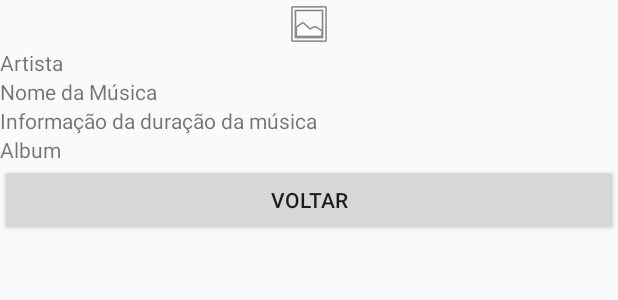
After one commit to InfnetDAPB2020T1/PB-WLTA, an Android app: the layout dialog_musica_api.xml on its own in the app's theme, with its tools: preview values and no code run, on a phone screen of 412 x 824 dp. The commit adds this screen. Shown: the top 300 px of the screen. Run offline under Robolectric (Android 15) with nearby library versions, the phone set to English and light mode, and no system bars.

Commit message:
Adicionado o alertDialog, para mostrar as informações da API.

```diff
--- a/app/src/main/java/com/projeto/pb_android_radion/adapter/ListaMusicaAdapter.kt
+++ b/app/src/main/java/com/projeto/pb_android_radion/adapter/ListaMusicaAdapter.kt
@@ -1,5 +1,6 @@
 package com.projeto.pb_android_radion.adapter
 
+import android.content.Context
 import android.view.LayoutInflater
 import android.view.View
 import android.view.ViewGroup
@@ -8,7 +9,7 @@ import com.projeto.pb_android_radion.R
 import com.projeto.pb_android_radion.model.Musica
 import kotlinx.android.synthetic.main.lista_musica.view.*
 
-class ListaMusicaAdapter(val musica:List<Musica>
+class ListaMusicaAdapter(val musica:List<Musica>, val callback:(Musica, Context) -> Unit
 
 )
 :RecyclerView.Adapter<ListaMusicaAdapter.MusicaViewHolder>() {
@@ -32,6 +33,10 @@ class ListaMusicaAdapter(val musica:List<Musica>
             MusicaViewHolder(
                 view
             )
+        musicaViewHolder.itemView.setOnClickListener {
+            val musica = musica[musicaViewHolder.adapterPosition]
+            callback(musica, parent.context)
+        }
        /* musicaViewHolder.itemView.setOnClickListener{
             val musica = musica[musicaViewHolder.adapterPosition]
 
--- a/app/src/main/java/com/projeto/pb_android_radion/viewModel/MusicaViewModel.kt
+++ b/app/src/main/java/com/projeto/pb_android_radion/viewModel/MusicaViewModel.kt
@@ -1,6 +1,8 @@
 package com.projeto.pb_android_radion.viewModel
 
+import android.app.AlertDialog
 import android.content.Context
+import android.view.LayoutInflater
 import android.widget.Toast
 import androidx.lifecycle.ViewModel
 import androidx.recyclerview.widget.LinearLayoutManager
@@ -10,6 +12,8 @@ import com.projeto.pb_android_radion.model.Musica
 import com.google.firebase.firestore.FirebaseFirestore
 import com.google.firebase.storage.FirebaseStorage
 import com.google.firebase.storage.StorageReference
+import com.projeto.pb_android_radion.R
+import kotlinx.android.synthetic.main.dialog_musica_api.view.*
 import java.io.File
 
 class MusicaViewModel :  ViewModel() {
@@ -42,7 +46,7 @@ class MusicaViewModel :  ViewModel() {
                 val musicas = it.toObjects(Musica::class.java)
 //                Toast.makeText(context, musicas.size, Toast.LENGTH_LONG).show()
                 //alimentando a recycle
-                recycleView.adapter = ListaMusicaAdapter(musicas)
+                recycleView.adapter = ListaMusicaAdapter(musicas, this::callbacListaMusicas)
                 recycleView.layoutManager = LinearLayoutManager(context)
 
             }else{
@@ -55,4 +59,29 @@ class MusicaViewModel :  ViewModel() {
         }
     }
 
+    fun callbacListaMusicas(musica: Musica, context: Context){
+        val myDialogView = LayoutInflater.from(context).inflate(R.layout.dialog_musica_api, null)
+        val myBuilder = AlertDialog.Builder(context)
+            .setView(myDialogView)
+            .setTitle("Informações Detalhadas")
+
+        val myAlertDialog = myBuilder.show()
+        //Aqui vc chama o método de busca da API passando o nome da musica e o artista
+        //Essa informação veio quando o usuário clicou em cima da musica lá na recyclerView
+        //metodoBuscaAPI(musica.artista,musica.nomeMusica)
+        //Depois preenche os textViews do AlertDialog
+
+        myDialogView.textViewArtista.setText(musica.artista.toString())
+        myDialogView.textViewMusica.setText(musica.nomeMusica.toString())
+        myDialogView.textViewTempoTotal.setText("Exemplo de Duração da Música vindo da API")
+        myDialogView.textViewAlbum.setText("Exemplo de Album vindo da API")
+
+        myDialogView.btnVoltar.setOnClickListener {
+            //Botão para fechar o dialog, pode ser um daqueles floatbutton com um x em lá em cima
+            myAlertDialog.dismiss()
+        }
+
+
+    }
+
 }
--- /dev/null
+++ b/app/src/main/res/layout/dialog_musica_api.xml
@@ -0,0 +1,58 @@
+<?xml version="1.0" encoding="utf-8"?>
+<androidx.constraintlayout.widget.ConstraintLayout
+    xmlns:android="http://schemas.android.com/apk/res/android"
+    xmlns:app="http://schemas.android.com/apk/res-auto"
+    android:layout_width="match_parent"
+    android:layout_height="match_parent">
+
+    <ScrollView
+        android:layout_width="match_parent"
+        android:layout_height="match_parent"
+        app:layout_constraintBottom_toBottomOf="parent"
+        app:layout_constraintEnd_toEndOf="parent"
+        app:layout_constraintStart_toStartOf="parent"
+        app:layout_constraintTop_toTopOf="parent">
+
+        <LinearLayout
+            android:layout_width="match_parent"
+            android:layout_height="wrap_content"
+            android:orientation="vertical" >
+
+            <ImageView
+                android:id="@+id/imgViewFotoAlbum"
+                android:layout_width="match_parent"
+                android:layout_height="wrap_content"
+                app:srcCompat="@drawable/ic_menu_gallery" />
+
+            <TextView
+                android:id="@+id/textViewArtista"
+                android:layout_width="match_parent"
+                android:layout_height="wrap_content"
+                android:text="Artista" />
+
+            <TextView
+                android:id="@+id/textViewMusica"
+                android:layout_width="match_parent"
+                android:layout_height="wrap_content"
+                android:text="Nome da Música" />
+
+            <TextView
+                android:id="@+id/textViewTempoTotal"
+                android:layout_width="match_parent"
+                android:layout_height="wrap_content"
+                android:text="Informação da duração da música" />
+
+            <TextView
+                android:id="@+id/textViewAlbum"
+                android:layout_width="match_parent"
+                android:layout_height="wrap_content"
+                android:text="Album" />
+
+            <Button
+                android:id="@+id/btnVoltar"
+                android:layout_width="match_parent"
+                android:layout_height="wrap_content"
+                android:text="voltar" />
+        </LinearLayout>
+    </ScrollView>
+</androidx.constraintlayout.widget.ConstraintLayout>
```
